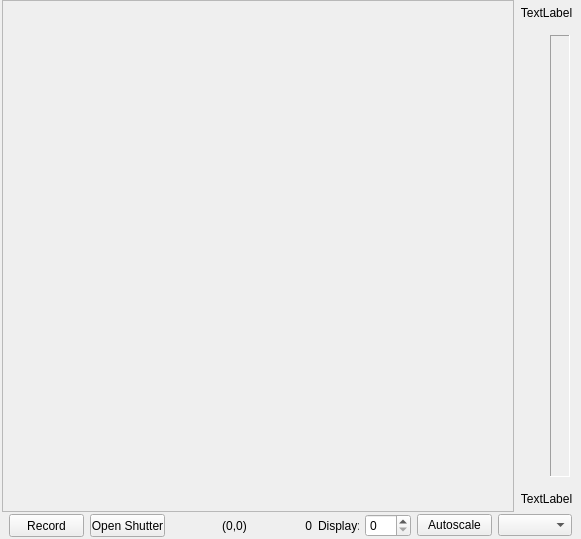
First picture: the form in hal4000/qtdesigner/camera-display.ui, repository ZhuangLab/storm-control, before the edit.
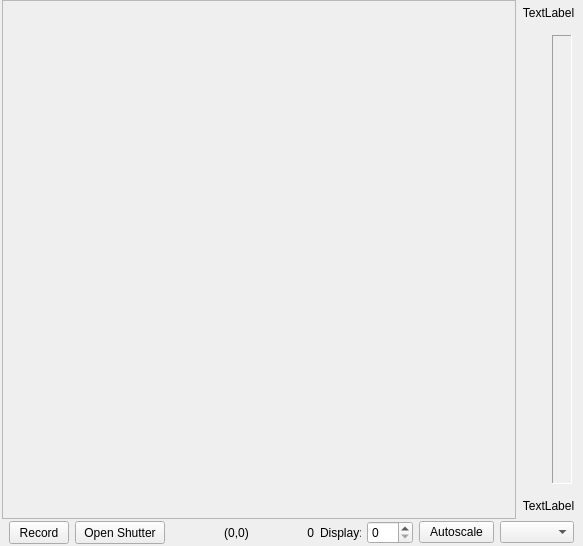
Second picture: the form after the edit.

Commit message: Commit current state of the hamamatsu camera driver. More work on updating the UI to work better with cameras that are not <= 512 pixels in size. This basically works (except for properly translating mouse clicks) though it has not been heavily tested.

Patch:
```diff
--- a/hal4000/qtdesigner/camera-display.ui
+++ b/hal4000/qtdesigner/camera-display.ui
@@ -6,8 +6,8 @@
    <rect>
     <x>0</x>
     <y>0</y>
-    <width>581</width>
-    <height>539</height>
+    <width>583</width>
+    <height>546</height>
    </rect>
   </property>
   <property name="windowTitle">
@@ -60,8 +60,8 @@
        <widget class="QScrollArea" name="cameraScrollArea">
         <property name="minimumSize">
          <size>
-          <width>512</width>
-          <height>512</height>
+          <width>514</width>
+          <height>514</height>
          </size>
         </property>
         <property name="widgetResizable">
@@ -72,8 +72,8 @@
           <rect>
            <x>0</x>
            <y>0</y>
-           <width>508</width>
-           <height>508</height>
+           <width>512</width>
+           <height>512</height>
           </rect>
          </property>
         </widget>
@@ -199,6 +199,12 @@
           <verstretch>0</verstretch>
          </sizepolicy>
         </property>
+        <property name="minimumSize">
+         <size>
+          <width>60</width>
+          <height>0</height>
+         </size>
+        </property>
         <property name="maximumSize">
          <size>
           <width>75</width>
@@ -218,6 +224,12 @@
           <verstretch>0</verstretch>
          </sizepolicy>
         </property>
+        <property name="minimumSize">
+         <size>
+          <width>90</width>
+          <height>0</height>
+         </size>
+        </property>
         <property name="maximumSize">
          <size>
           <width>75</width>
```
The commit also changes 5 other files.
